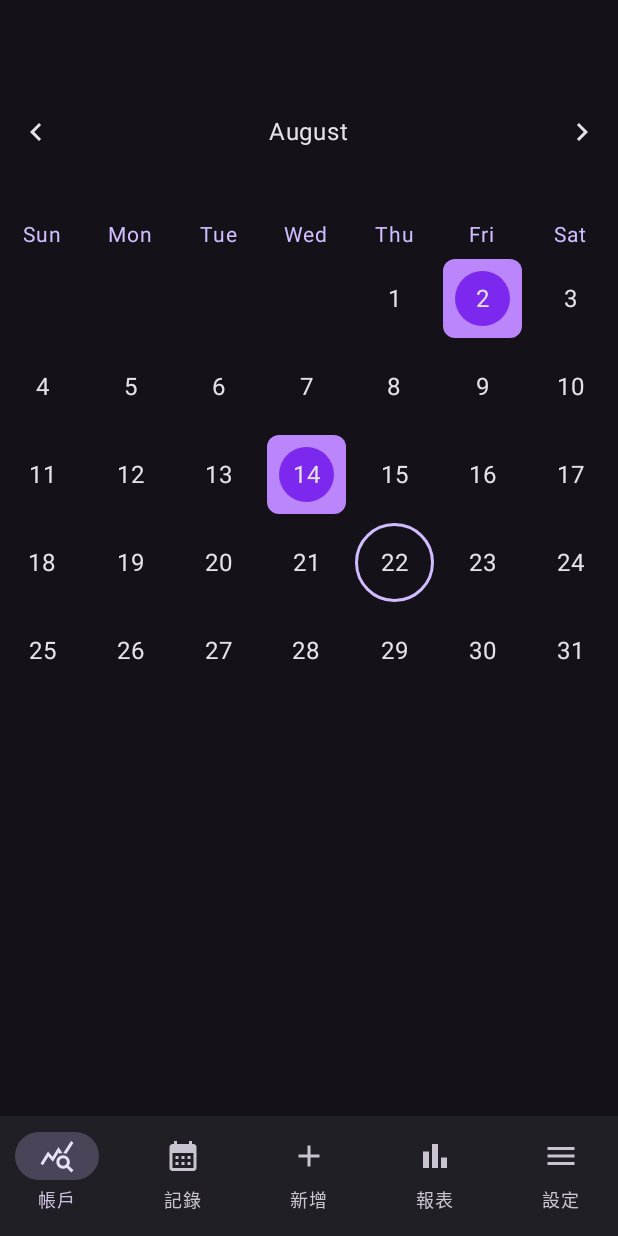
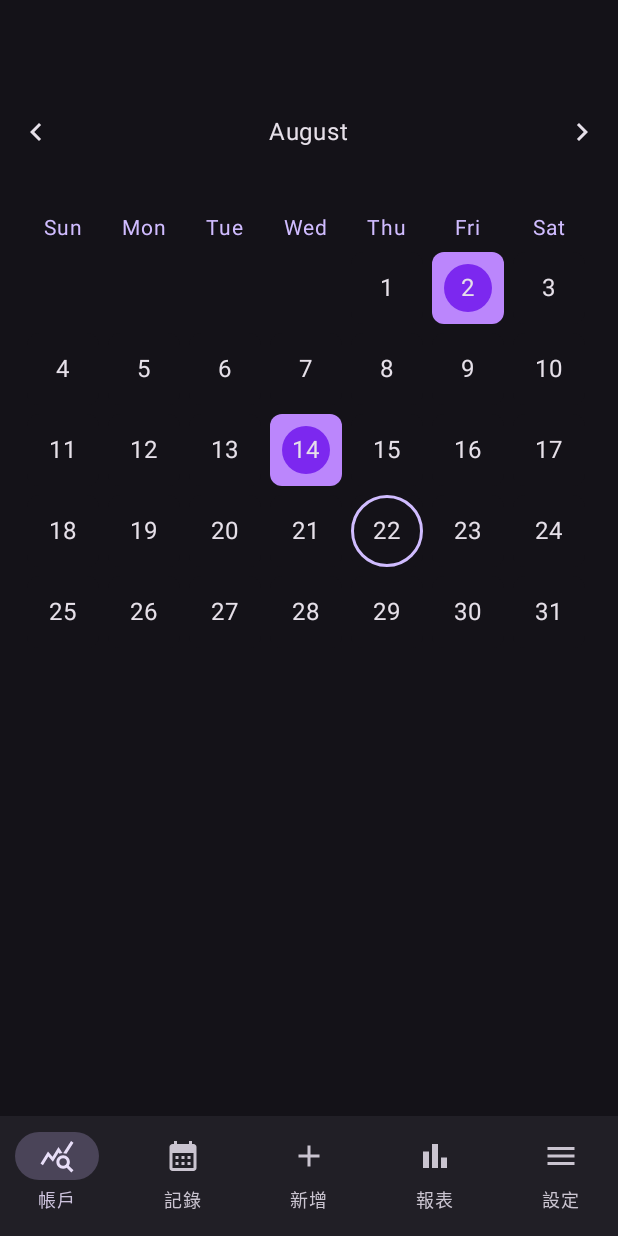
Before and after one commit to ValarZeroX/MyStock, an Android app built with Jetpack Compose: the RecordScreen screen opened through its navigation route, on a phone screen of 412 x 824 dp. Run offline under Robolectric (Android 15) with nearby library versions, the light colour scheme and no system bars; our stand-ins replace Room's generated code, livedata-compose; libraries missing offline, so code that uses them is left out: com.github.mikephil.charting; 1 statement that could not run was skipped.

Commit message:
股票行事曆 20240822 002

```diff
--- a/app/src/main/java/com/banshus/mystock/ui/record/RecordScreen.kt
+++ b/app/src/main/java/com/banshus/mystock/ui/record/RecordScreen.kt
@@ -110,13 +110,13 @@ fun RecordScreen(
         startDate = startDate,
         endDate = endDateTime
     ).observeAsState(initial = emptyList())
-    val stockSymbols by stockSymbolViewModel.stockSymbolsListByMarket.observeAsState(emptyList())
+    val stockSymbols by stockSymbolViewModel.allStockSymbols.observeAsState(emptyList())
     LaunchedEffect(stockSymbols) {
         stockRecordViewModel.setStockSymbols(stockSymbols)
     }
     Log.d("stockRecords", "$stockRecords")
 
-    Log.d("selectedDate", "$selectedDate")
+    Log.d("stockSymbols", "$stockSymbols")
     Scaffold(
         topBar = {
             RecordScreenHeader(navController)
--- a/app/src/main/java/com/banshus/mystock/ui/tool/CalendarView.kt
+++ b/app/src/main/java/com/banshus/mystock/ui/tool/CalendarView.kt
@@ -7,13 +7,10 @@ import androidx.compose.foundation.layout.*
 import androidx.compose.foundation.shape.CircleShape
 import androidx.compose.foundation.shape.RoundedCornerShape
 import androidx.compose.material.icons.Icons
-import androidx.compose.material.icons.filled.ArrowBack
-import androidx.compose.material.icons.filled.ArrowForward
 import androidx.compose.material.icons.filled.ChevronLeft
 import androidx.compose.material.icons.filled.ChevronRight
 import androidx.compose.material3.*
 import androidx.compose.runtime.Composable
-import androidx.compose.runtime.remember
 import androidx.compose.ui.Alignment
 import androidx.compose.ui.Modifier
 import androidx.compose.ui.draw.clip
@@ -62,7 +59,7 @@ fun CalendarView(
             startFromSunday = startFromSunday,
             modifier = Modifier
                 .wrapContentHeight()
-//                .padding(horizontal = 16.dp)
+                .padding(horizontal = 16.dp)
                 .align(Alignment.CenterHorizontally),
             selectedDate
         )
@@ -216,7 +213,8 @@ private fun CalendarCustomLayout(
 
         layout(
             width = constraints.maxWidth,
-            height = currentY + singleWidth + verticalGap,
+//            height = currentY + singleWidth + verticalGap,
+            height = currentY + 0 + 0,
         ) {
             placeables.forEachIndexed { index, placeable ->
                 placeable.placeRelative(
```
